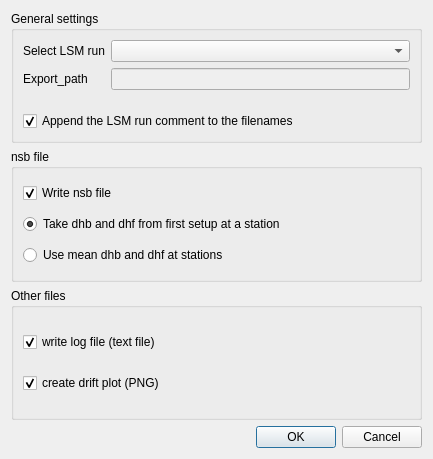
Qt form gravtools/gui/dialog_export_results.ui (ahellers/GravTools) before a commit.
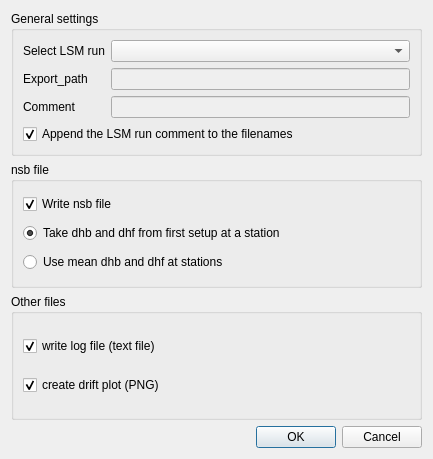
The same form after that commit.

Commit message: The export dialog now shows the comment string of the selected lsm run.

Diff of the .ui file:
```diff
--- a/gravtools/gui/dialog_export_results.ui
+++ b/gravtools/gui/dialog_export_results.ui
@@ -56,6 +56,20 @@
           </property>
          </widget>
         </item>
+        <item row="2" column="0">
+         <widget class="QLabel" name="label_export_comment">
+          <property name="text">
+           <string>Comment</string>
+          </property>
+         </widget>
+        </item>
+        <item row="2" column="1">
+         <widget class="QLineEdit" name="lineEdit_export_comment">
+          <property name="enabled">
+           <bool>false</bool>
+          </property>
+         </widget>
+        </item>
        </layout>
       </item>
       <item>
```
The commit also changes 3 other files.
